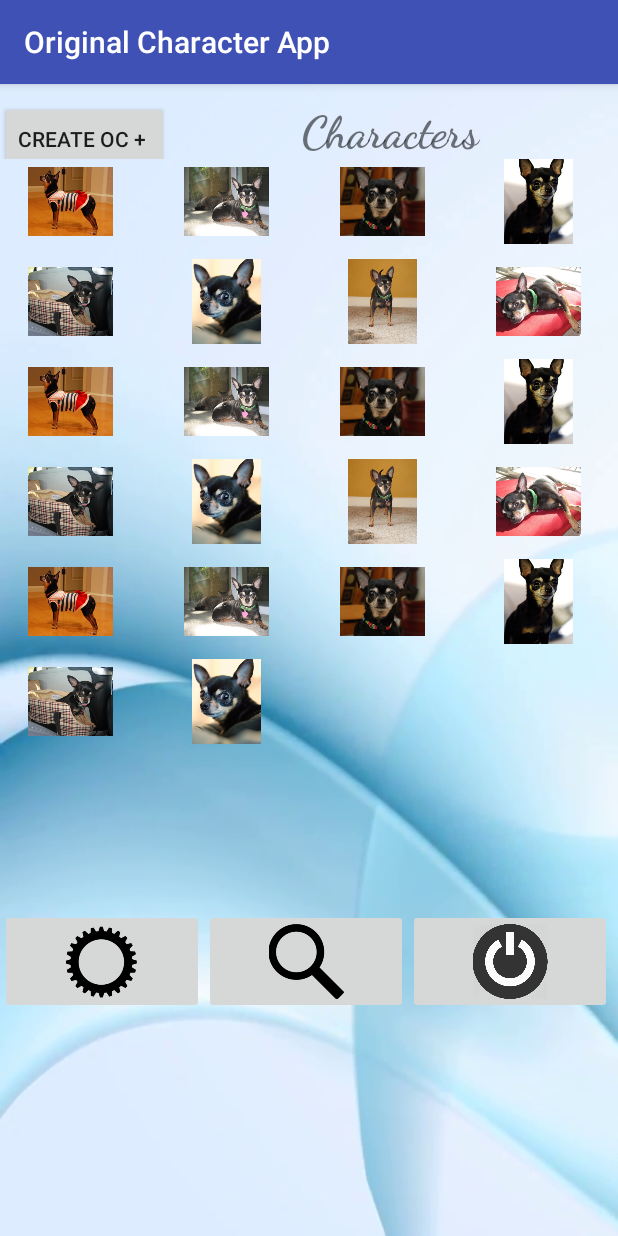
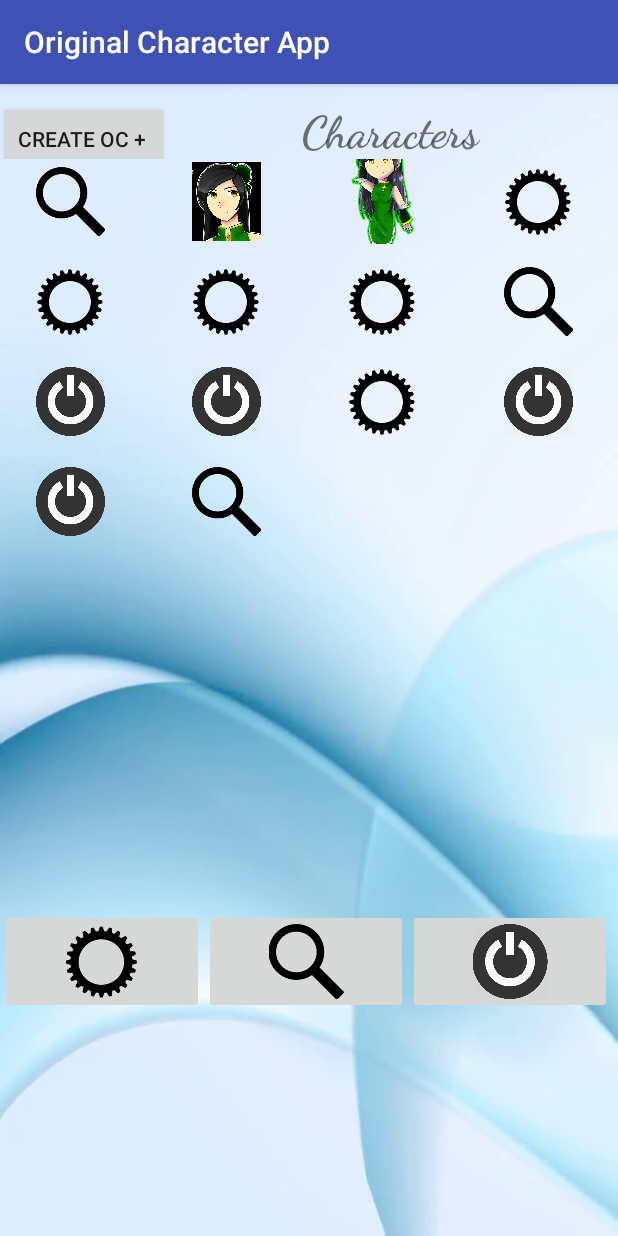
Before and after one commit to nguyl88/OriginalCharacterApp, an Android app: the HomeActivity screen opened directly, with no data from a screen before it, on a phone screen of 412 x 824 dp. Run offline under Robolectric (Android 15) with nearby library versions, the phone set to English and light mode, and no system bars.

Commit message:
Removed jpeg images and tested custom gridview images

```diff
--- a/app/src/main/java/com/example/linda/originalcharacterapp/HomeActivity.java
+++ b/app/src/main/java/com/example/linda/originalcharacterapp/HomeActivity.java
@@ -13,27 +13,24 @@ import android.widget.ImageButton;
 import android.widget.ImageView;
 import android.view.View;
 
-
-
 //This is the homepage activity for user interactions with other things
 //This will have the logout button, change information, delete account with a warning screen
 //User will create their OC (character) which will lead to another activity page
 //If network is included, then I will add the search bar to search for other users in the database
+//Once the gridview image display the image, the user will click on the image to reveal the uploaded
+//character biography.
 
 public class HomeActivity extends AppCompatActivity {
-    // references to our images
+    // references to the temporary images.
     private Integer[] mThumbIds = new Integer[]{
-            R.drawable.sample_2, R.drawable.sample_3,
-            R.drawable.sample_4, R.drawable.sample_5,
-            R.drawable.sample_6, R.drawable.sample_7,
-            R.drawable.sample_0, R.drawable.sample_1,
-            R.drawable.sample_2, R.drawable.sample_3,
-            R.drawable.sample_4, R.drawable.sample_5,
-            R.drawable.sample_6, R.drawable.sample_7,
-            R.drawable.sample_0, R.drawable.sample_1,
-            R.drawable.sample_2, R.drawable.sample_3,
-            R.drawable.sample_4, R.drawable.sample_5,
-            R.drawable.sample_6, R.drawable.sample_7
+            R.drawable.search, R.mipmap.ghostfinder101avatar,
+            R.mipmap.ghostfinderchibis, R.drawable.setting,
+            R.drawable.setting, R.drawable.setting,
+            R.drawable.setting, R.drawable.search,
+            R.drawable.logout, R.drawable.logout,
+            R.drawable.setting, R.drawable.logout,
+            R.drawable.logout, R.drawable.search,
+
     };
 
     private ImageView imageSelection;
@@ -59,7 +56,6 @@ public class HomeActivity extends AppCompatActivity {
       //  imageSelection = findViewById(R.id.selectImage);
         GridView gridview = (GridView) findViewById(R.id.user_grid_view);
         gridview.setAdapter(new ImageAdapter(this, mThumbIds));
-
         gridview.setOnItemClickListener(new OnItemClickListener() {
             public void onItemClick(AdapterView<?> parent, View v,
                                     int position, long id) {
--- a/app/src/main/java/com/example/linda/originalcharacterapp/ImageAdapter.java
+++ b/app/src/main/java/com/example/linda/originalcharacterapp/ImageAdapter.java
@@ -1,5 +1,7 @@
 package com.example.linda.originalcharacterapp;
-
+/*
+This is the image adapter for the gridview layout to display the user's gallery of characters in a grid
+ */
 import android.view.LayoutInflater;
 import android.widget.BaseAdapter;
 import android.widget.ImageView;
@@ -10,17 +12,12 @@ import android.view.ViewGroup;
 
 
 public class ImageAdapter extends BaseAdapter{
-    private Context context;
-//    private String[] thumbNames;
-    // references to our images
+    private Context mContext;
     private Integer[] mThumbIds;
-  //  private LayoutInflater inflater;
-
 
     public ImageAdapter(Context c, Integer[] mThumbIds) {
-        this.context = c;
+        this.mContext = c;
         this.mThumbIds = mThumbIds;
-       // this.thumbNames = thumbNames;
     }
 
     public int getCount() {
@@ -37,23 +34,10 @@ public class ImageAdapter extends BaseAdapter{
 
     // create a new ImageView for each item referenced by the Adapter
     public View getView(int position, View convertView, ViewGroup parent) {
-
-     /*   View gridView = convertView;
-        if(convertView == null) {
-            inflater = (LayoutInflater) context.getSystemService(Context.LAYOUT_INFLATER_SERVICE);
-            gridView = inflater.inflate(R.layout.activity_home,null);
-        }
-        ImageView images = (ImageView) gridView.findViewById(R.id.mThumbIds);
-        TextView names = (TextView) gridView.findViewById(R.id.thumbNames);
-
-        images.setImageResource(mThumbIds[position]);
-        names.setText(thumbNames[position]);
-
-        return gridView;*/
         ImageView imageView;
         if (convertView == null) {
             // if it's not recycled, initialize some attributes
-            imageView = new ImageView(context);
+            imageView = new ImageView(mContext);
             imageView.setLayoutParams(new ViewGroup.LayoutParams(85, 85));
             imageView.setScaleType(ImageView.ScaleType.CENTER_CROP);
             imageView.setPadding(8, 8, 8, 8);
@@ -65,5 +49,4 @@ public class ImageAdapter extends BaseAdapter{
         return imageView;
     }
 
-
 }
--- a/app/src/main/res/layout/activity_home.xml
+++ b/app/src/main/res/layout/activity_home.xml
@@ -60,7 +60,6 @@
 
         </GridView>
 
-
         <LinearLayout
             android:layout_width="match_parent"
             android:layout_height="70dp"
```
Also changed, not shown: app/src/main/java/com/example/linda/originalcharacterapp/CreateCharacter.java (+0 -54 lines), app/src/main/res/drawable/gridstyle.xml (added, +8 -0 lines), app/src/main/res/drawable-v24/sample_0.jpg (deleted), app/src/main/res/drawable-v24/sample_1.jpg (deleted), app/src/main/res/drawable-v24/sample_2.jpg (deleted), app/src/main/res/drawable-v24/sample_3.jpg (deleted), app/src/main/res/drawable-v24/sample_4.jpg (deleted), app/src/main/res/drawable-v24/sample_5.jpg (deleted), app/src/main/res/drawable-v24/sample_6.jpg (deleted), app/src/main/res/drawable-v24/sample_7.jpg (deleted).
